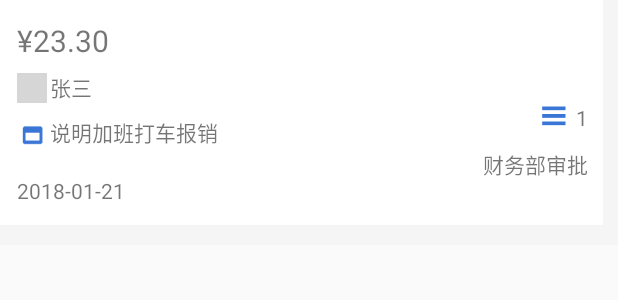
After one commit to TravelerLq/ReimburseHelper, an Android app: the layout item_approval_new.xml on its own in the app's theme, with its tools: preview values and no code run, on a phone screen of 412 x 824 dp. The commit adds this screen. Shown: the top 300 px of the screen. Run offline under Robolectric (Android 15) with nearby library versions, the phone set to English and light mode, and no system bars; grey boxes are pictures that could not be loaded.

Commit message:
新Activity

```diff
--- a/app/src/main/AndroidManifest.xml
+++ b/app/src/main/AndroidManifest.xml
@@ -109,6 +109,10 @@
         <activity android:name=".newactivity.ExpenseTypeActivity"></activity>
         <activity android:name=".newactivity.ExpenseItemListActivity"></activity>
         <activity android:name=".newactivity.SubmitExpenseActivity"></activity>
+        <!--我的报销单审批进度详情-->
+        <activity android:name=".newactivity.ExpenseProcessDetailActvity"></activity>
+        <!--待审批报销单进度详情-->
+        <activity android:name=".newactivity.ApprovalProcessDetailActvity"></activity>
     </application>
 
 </manifest>
--- a/app/src/main/java/com/sas/rh/reimbursehelper/NetworkUtil/SingleReimbursementUtil.java
+++ b/app/src/main/java/com/sas/rh/reimbursehelper/NetworkUtil/SingleReimbursementUtil.java
@@ -169,6 +169,37 @@ public class SingleReimbursementUtil {
 
     }
 
+    //签名证书 以json传入 针对pdf
+    public static JSONObject signJsonStrPdf(String data, String cert, String key, String name, int index, int formId) {
+        JSONObject signText = new JSONObject();
+        //待签名的文档内容
+        String doc = data;
+
+        signText.put("doc", doc);
+        signText.put("formId", formId);
+        signText.put("name", name);
+        Loger.e("name--" + name);
+        JSONArray signatures = new JSONArray();
+        //第一个签名需要存储的内容
+        JSONObject firstSign = new JSONObject();
+        firstSign.put("index", index);
+        firstSign.put("signature", key);
+        // firstSign.put("originalFilename", name);
+        firstSign.put("certificate", cert);
+
+        signatures.add(firstSign);
+        signText.put("signatures", signatures);
+        String jsonStr = signText.toJSONString();
+        Log.e("---signJsonStringNew", "---jsonStr=" + jsonStr);
+
+        String url = urlStr + "yuanshensystem/sign/verifmyform";
+        JSONObject reJson = JsonUtil.uploadJson(url, signText);
+        String json = reJson.getString("json");
+
+        return reJson;
+
+    }
+
     //签名证书 以json传入
     public static JSONObject signJsonStringPdf(String data, String cert, String key, String name, int index, int formId) {
         JSONObject signText = new JSONObject();
--- a/app/src/main/java/com/sas/rh/reimbursehelper/newactivity/SubmitExpenseActivity.java
+++ b/app/src/main/java/com/sas/rh/reimbursehelper/newactivity/SubmitExpenseActivity.java
@@ -259,7 +259,7 @@ public class SubmitExpenseActivity extends BaseActivity {
             Log.e("signPath--", "--" + signPath);
             try {
 
-                JSONObject jo = SingleReimbursementUtil.signJsonStringNew(base64Code, spu.getCert(), spu.getKey(), signPath, index, expenseId);
+                JSONObject jo = SingleReimbursementUtil.signJsonStrPdf(base64Code, spu.getCert(), spu.getKey(), signPath, index, formId);
                 if (jo != null) {
                     jsonobj = jo;
                     handler.sendEmptyMessage(3);
--- /dev/null
+++ b/app/src/main/res/layout/item_approval_new.xml
@@ -0,0 +1,108 @@
+<?xml version="1.0" encoding="utf-8"?>
+<LinearLayout xmlns:android="http://schemas.android.com/apk/res/android"
+    android:layout_width="match_parent"
+    android:layout_height="wrap_content"
+    android:background="@color/bg_recycle"
+    android:orientation="vertical"
+    android:paddingBottom="@dimen/dimen_5"
+    android:paddingRight="@dimen/dimen_10">
+
+    <RelativeLayout
+        android:id="@+id/rl_expense_item"
+        android:layout_width="match_parent"
+        android:layout_height="@dimen/dimen_150"
+        android:background="@color/white"
+        android:paddingBottom="@dimen/dimen_5"
+        android:paddingRight="@dimen/dimen_10"
+        android:paddingTop="@dimen/dimen_13">
+
+        <ImageView
+            android:id="@+id/iv_person"
+            android:layout_width="@dimen/dimen_20"
+            android:layout_height="@dimen/dimen_20"
+            android:layout_above="@+id/tv_expense_category"
+            android:layout_alignStart="@+id/imageView9"
+            android:src="@drawable/ic_rmb_blue" />
+
+
+        <TextView
+            android:id="@+id/tv_"
+            android:layout_width="wrap_content"
+            android:layout_height="wrap_content"
+            android:layout_alignBottom="@+id/iv_person"
+            android:layout_alignStart="@+id/tv_explain"
+            android:text="张三" />
+
+
+        <TextView
+            android:id="@+id/tv_expense_time"
+            android:layout_width="wrap_content"
+            android:layout_height="wrap_content"
+            android:layout_alignParentBottom="true"
+            android:layout_alignStart="@+id/imageView9"
+            android:layout_marginBottom="8dp"
+            android:text="2018-01-21" />
+
+        <TextView
+            android:id="@+id/tv_money"
+            android:layout_width="wrap_content"
+            android:layout_height="wrap_content"
+            android:layout_alignParentStart="true"
+            android:layout_alignParentTop="true"
+            android:layout_marginStart="11dp"
+            android:text="¥23.30"
+            android:textSize="@dimen/big_text_size" />
+
+        <ImageView
+            android:id="@+id/iv_type_icon"
+            android:layout_width="wrap_content"
+            android:layout_height="wrap_content"
+            android:layout_alignParentEnd="true"
+            android:layout_centerVertical="true"
+            android:layout_marginEnd="@dimen/dimen_10"
+            android:src="@drawable/ic_expense_type" />
+
+        <TextView
+            android:id="@+id/tv_expense_category"
+            android:layout_width="wrap_content"
+            android:layout_height="wrap_content"
+            android:layout_alignBottom="@+id/iv_type_icon"
+            android:layout_alignParentEnd="true"
+            android:text="1" />
+
+        <ImageView
+            android:id="@+id/imageView9"
+            android:layout_width="@dimen/dimen_20"
+            android:layout_height="@dimen/dimen_20"
+            android:layout_alignStart="@+id/tv_money"
+            android:layout_below="@+id/tv_"
+            android:layout_marginTop="10dp"
+            android:src="@drawable/ic_remark" />
+
+        <TextView
+            android:id="@+id/tv_explain"
+            android:layout_width="wrap_content"
+            android:layout_height="wrap_content"
+            android:layout_alignBottom="@+id/imageView9"
+            android:layout_marginLeft="@dimen/dimen_2"
+            android:layout_toRightOf="@+id/imageView9"
+            android:text="说明加班打车报销" />
+
+        <TextView
+            android:id="@+id/tv_department"
+            android:layout_width="wrap_content"
+            android:layout_height="wrap_content"
+
+            android:layout_alignParentEnd="true"
+            android:layout_below="@+id/tv_explain"
+            android:text="财务部审批" />
+
+
+    </RelativeLayout>
+
+    <TextView
+        android:layout_width="match_parent"
+        android:layout_height="@dimen/dimen_8"
+        android:background="@color/bg_recycle" />
+
+</LinearLayout>
```
